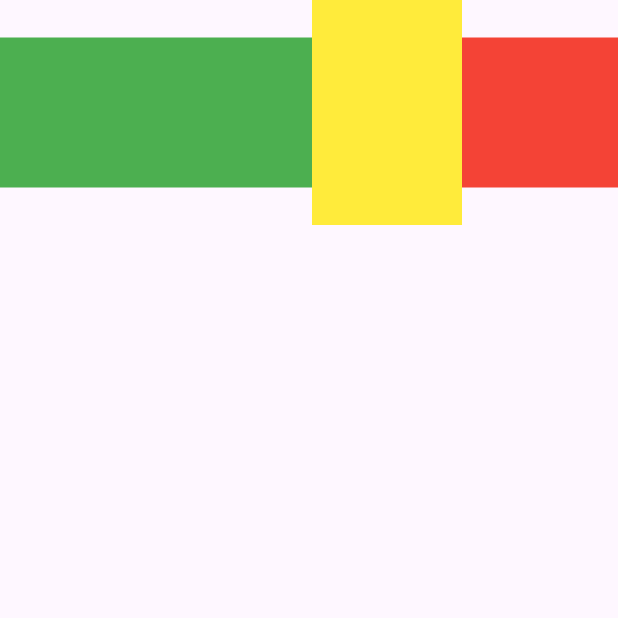
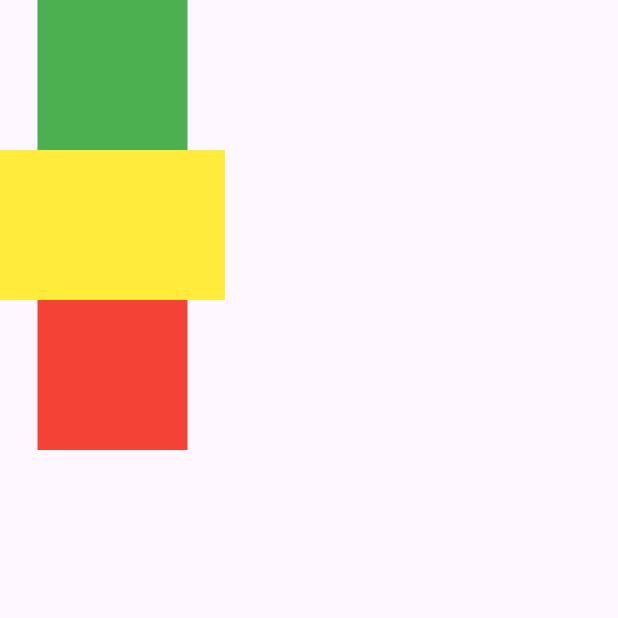
Before and after one commit to bxen/flutter_code, a Flutter app: the screen it shows after launch, on a phone screen of 412 x 824 dp, the top half of it. Run offline on Flutter 3.47's test engine with Material 3 defaults, Android fonts, the phone set to English and light mode, and no system bars.

Commit message:
Add column demo

```diff
--- a/lib/week05/multi_child_demo.dart
+++ b/lib/week05/multi_child_demo.dart
@@ -7,22 +7,15 @@ class MultiChildDemo extends StatelessWidget {
   Widget build(BuildContext context) {
     return Scaffold(
       body: SafeArea(
-        child: Row(
-          // mainAxisAlignment: MainAxisAlignment.spaceEvenly,
+        child: Column(
+          mainAxisAlignment: MainAxisAlignment.start,
           crossAxisAlignment: CrossAxisAlignment.center,
-          // children:[
-          //   Container(color: Colors.green,width: 100,height: 100,),
-          //   Spacer(flex: 1,),
-          //   Container(color: Colors.yellow,width: 100,height: 150,),
-          //   Spacer(flex: 2,),
-          //   Container(color: Colors.red,width: 100,height: 100,),
-          // ],
-            children:[
-            Expanded(flex: 2, child: Container(color: Colors.green,width: 100,height: 100,)),
-            Container(color: Colors.yellow,width: 100,height: 150,),
-            Expanded(flex: 1, child: Container(color: Colors.red,width: 100,height: 100,)),
+          children: [
+            Container(color: Colors.green,width: 100,height: 100,),
+            Container(color: Colors.yellow,width: 150,height: 100,),
+            Container(color: Colors.red,width: 100,height: 100,),
           ],
-        ),
+        )
       ),
     );
   }
```
